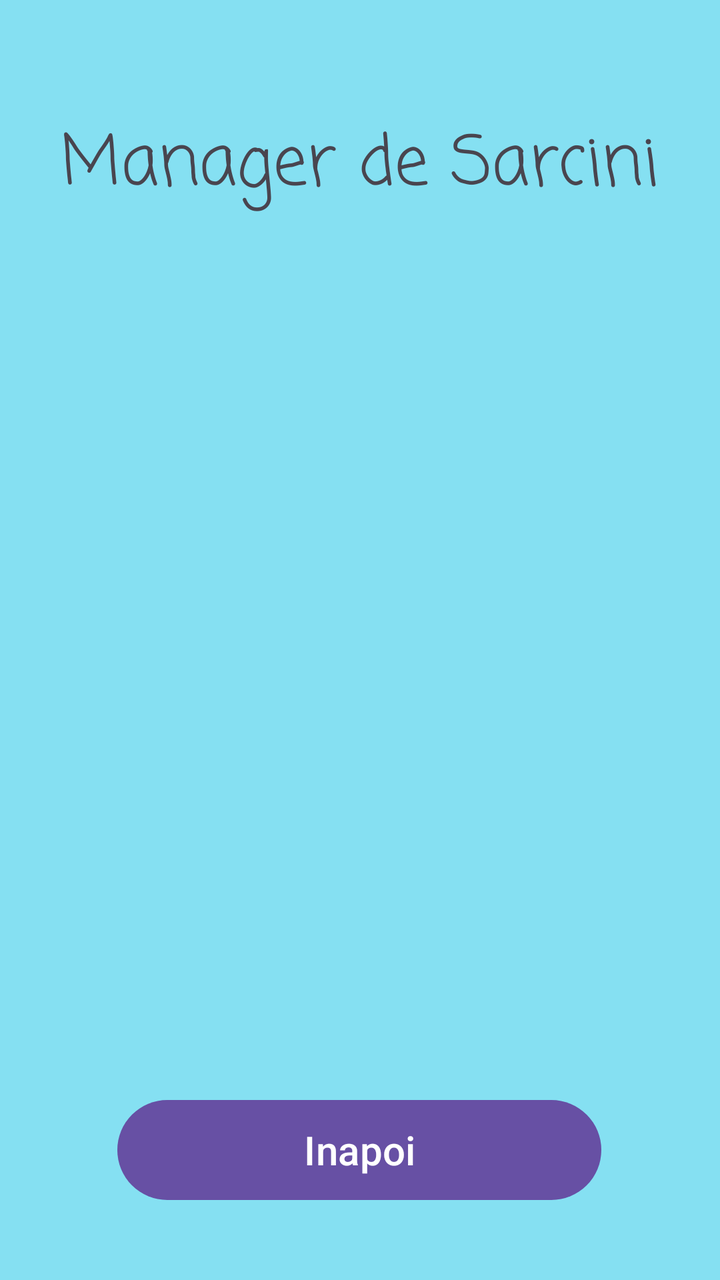
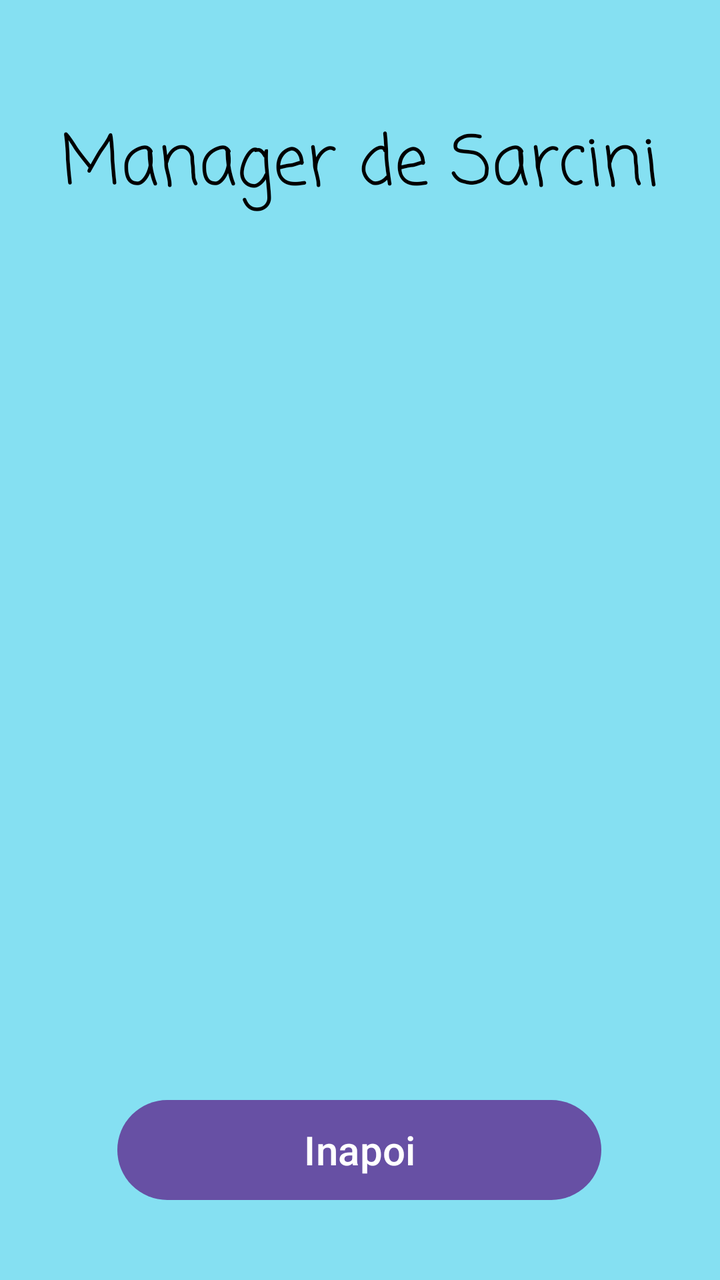

An Android layout rendered at two revisions. The XML below is the earlier revision; the diff shows what the commit changed to produce the second picture.
<!-- AndroidManifest.xml: application theme Theme.ManagerDeSarcini -->
<!-- res/layout/activity_main_view.xml -->
<?xml version="1.0" encoding="utf-8"?>
<androidx.constraintlayout.widget.ConstraintLayout xmlns:android="http://schemas.android.com/apk/res/android"
    xmlns:app="http://schemas.android.com/apk/res-auto"
    xmlns:tools="http://schemas.android.com/tools"
    android:id="@+id/main"
    android:layout_width="match_parent"
    android:layout_height="match_parent"
    android:background="#85E0F2"
    tools:context=".MainActivity_View">

    <Button
        android:id="@+id/button4"
        android:layout_width="242dp"
        android:layout_height="58dp"
        android:layout_marginBottom="36dp"
        android:text="Inapoi"
        android:textSize="20sp"
        app:layout_constraintBottom_toBottomOf="parent"
        app:layout_constraintEnd_toEndOf="parent"
        app:layout_constraintHorizontal_bias="0.497"
        app:layout_constraintStart_toStartOf="parent"
        app:layout_constraintTop_toBottomOf="@+id/button3"
        app:layout_constraintVertical_bias="0.871" />

    <TextView
        android:id="@+id/textView3"
        android:layout_width="wrap_content"
        android:layout_height="wrap_content"
        android:fontFamily="casual"
        android:text="Manager de Sarcini"
        android:textSize="34sp"
        app:layout_constraintBottom_toBottomOf="parent"
        app:layout_constraintEnd_toEndOf="parent"
        app:layout_constraintStart_toStartOf="parent"
        app:layout_constraintTop_toTopOf="parent"
        app:layout_constraintVertical_bias="0.097" />

    <LinearLayout
        android:id="@+id/listLayout"
        android:layout_width="353dp"
        android:layout_height="456dp"
        android:orientation="vertical"
        app:layout_constraintBottom_toTopOf="@+id/button4"
        app:layout_constraintEnd_toEndOf="parent"
        app:layout_constraintStart_toStartOf="parent"
        app:layout_constraintTop_toBottomOf="@+id/textView3"></LinearLayout>
</androidx.constraintlayout.widget.ConstraintLayout>
<!-- resources referenced by this layout -->
<resources>
  <style name="Theme.ManagerDeSarcini" parent="Base.Theme.ManagerDeSarcini" />
  <style name="Base.Theme.ManagerDeSarcini" parent="Theme.Material3.DayNight">
          
          
      </style>
</resources>

<!-- the commit's change to res/layout/activity_main_view.xml (unified diff, before → after) -->
@@ -28,6 +28,7 @@
         android:layout_height="wrap_content"
         android:fontFamily="casual"
         android:text="Manager de Sarcini"
+        android:textColor="#000000"
         android:textSize="34sp"
         app:layout_constraintBottom_toBottomOf="parent"
         app:layout_constraintEnd_toEndOf="parent"
